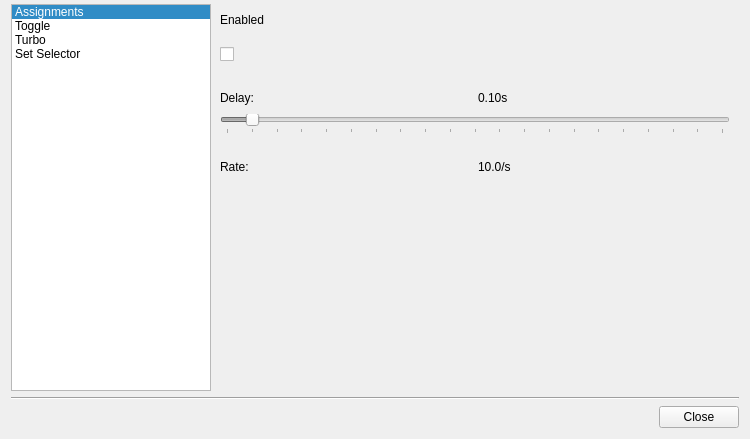
Old version of the form src/advancebuttondialog.ui in the repository AntiMicroX/antimicrox.
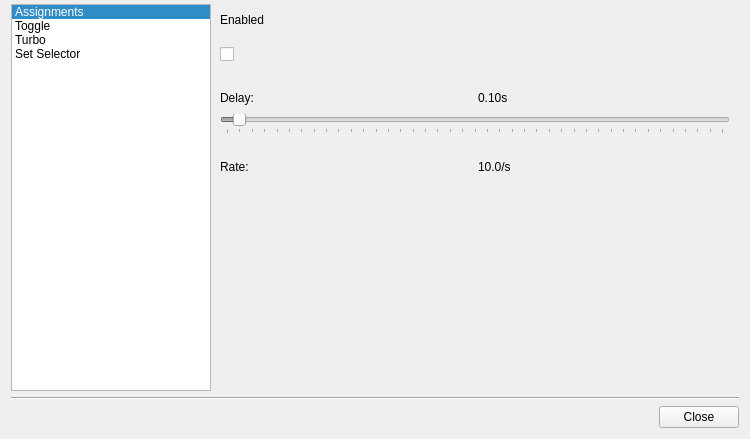
New version of the form. The open tabs and pages were chosen to show the change. Icons and pictures are not drawn.

Commit message: Increased maximum value available for turbo interval in GUI. Related to issue #89.

Diff of the .ui file:
```diff
--- a/src/advancebuttondialog.ui
+++ b/src/advancebuttondialog.ui
@@ -856,7 +856,7 @@
             <number>0</number>
            </property>
            <property name="maximum">
-            <number>200</number>
+            <number>400</number>
            </property>
            <property name="pageStep">
             <number>10</number>
```
